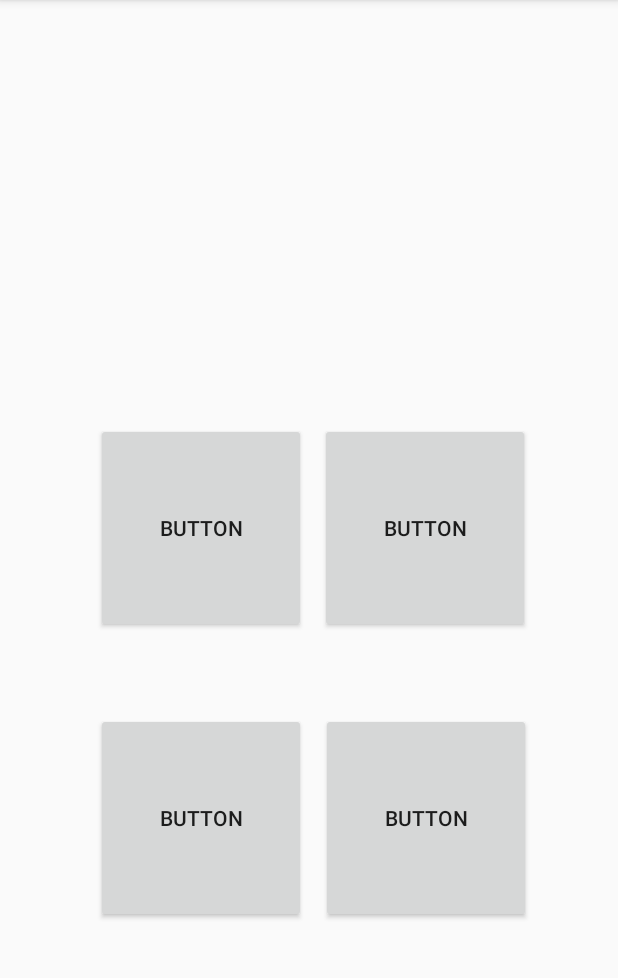
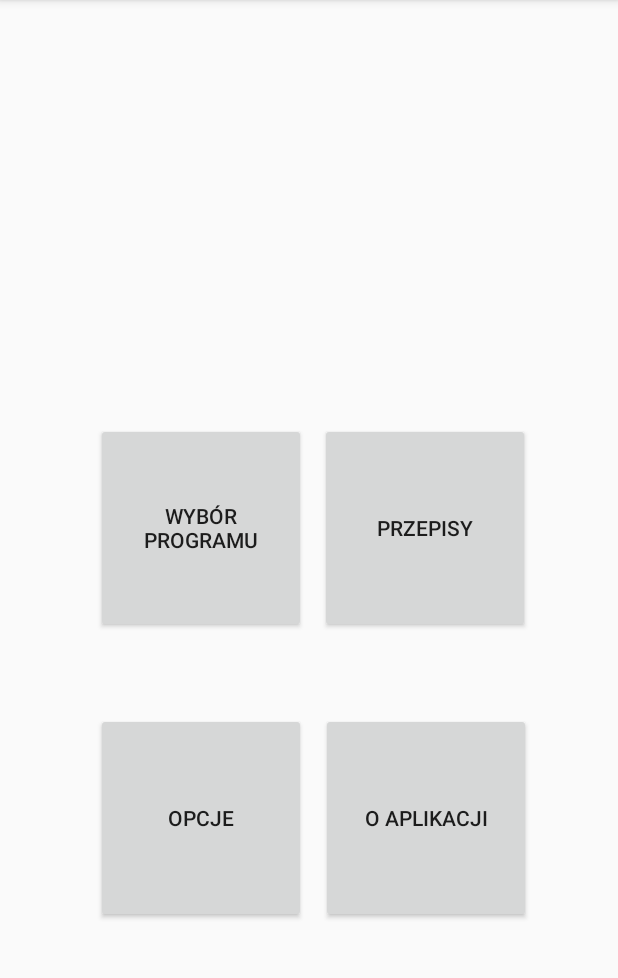
Before and after one commit to albonie/MoodFood, an Android app: the screen it shows after launch (MainActivity), on a phone screen of 412 x 824 dp, the part 84-1062 px from its top. Run offline under Robolectric (Android 15) with nearby library versions, the phone set to English and light mode, and no system bars.

Commit message:
Menu główne tekst

```diff
--- a/app/src/main/res/layout/activity_main.xml
+++ b/app/src/main/res/layout/activity_main.xml
@@ -7,7 +7,7 @@
         android:layout_height="match_parent"
         tools:context=".MainActivity">
     <Button
-            android:text="Button"
+            android:text="@string/przepisy"
             android:layout_width="140dp"
             android:layout_height="140dp" android:id="@+id/buttonPrzepis"
             app:layout_constraintTop_toTopOf="parent" app:layout_constraintStart_toStartOf="parent"
@@ -15,7 +15,7 @@
             app:layout_constraintHorizontal_bias="0.82" app:layout_constraintVertical_bias="0.449"
             android:layout_marginEnd="12dp"/>
     <Button
-            android:text="Button"
+            android:text="@string/wybor_programu"
             android:layout_width="140dp"
             android:layout_height="140dp" android:id="@+id/buttonProgram"
             app:layout_constraintTop_toTopOf="parent" app:layout_constraintEnd_toEndOf="parent"
@@ -23,7 +23,7 @@
             app:layout_constraintHorizontal_bias="0.2" app:layout_constraintVertical_bias="0.449"
             android:layout_marginStart="12dp"/>
     <Button
-            android:text="Button"
+            android:text="@string/o_aplikacji"
             android:layout_width="140dp"
             android:layout_height="140dp" android:id="@+id/buttonOpcje"
             app:layout_constraintEnd_toEndOf="parent" app:layout_constraintStart_toStartOf="parent"
@@ -31,7 +31,7 @@
             app:layout_constraintHorizontal_bias="0.822" app:layout_constraintVertical_bias="0.727"
             android:layout_marginEnd="12dp" android:layout_marginTop="70dp"/>
     <Button
-            android:text="Button"
+            android:text="@string/opcje"
             android:layout_width="140dp"
             android:layout_height="140dp" android:id="@+id/buttonInfo"
             app:layout_constraintEnd_toEndOf="parent" app:layout_constraintTop_toTopOf="parent"
--- a/app/src/main/res/values/strings.xml
+++ b/app/src/main/res/values/strings.xml
@@ -101,4 +101,8 @@
         "when a user tries to pick up one of cards.\n\n"
     </string>
     <string name="action_settings">Settings</string>
+    <string name="opcje">Opcje</string>
+    <string name="o_aplikacji">O aplikacji</string>
+    <string name="wybor_programu">Wybór programu</string>
+    <string name="przepisy">Przepisy</string>
 </resources>
```
